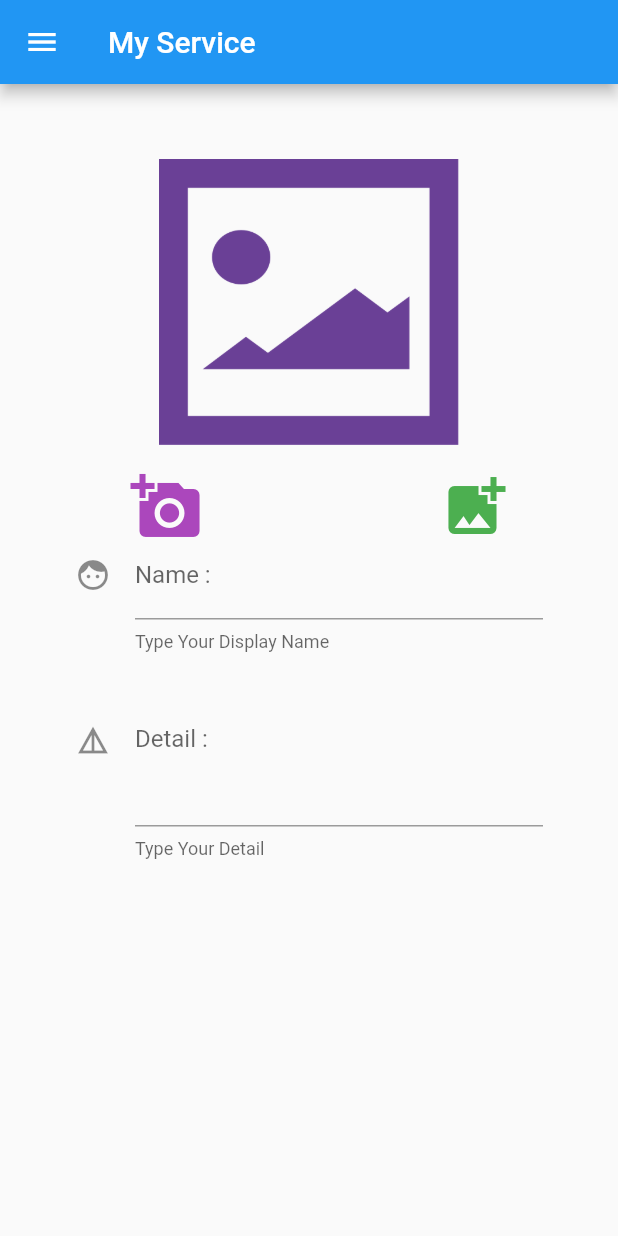
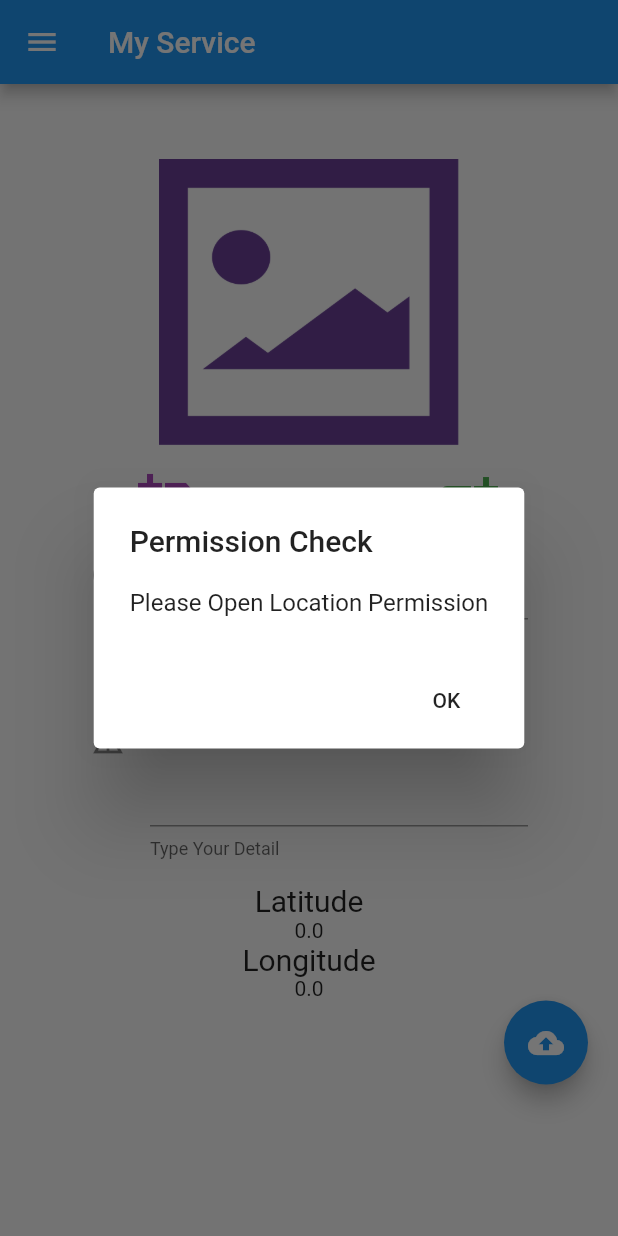
Before and after one commit to masterUNG/UngUnSeen, a Flutter app: the screen it shows after launch, after a tap on the "add a photo" icon, on a phone screen of 412 x 824 dp. Run offline on Flutter 3.47's test engine with Material 2 defaults, Android fonts, the phone set to English and light mode, and no system bars; our stand-ins replace image_picker, location.

Commit message:
Finish 30 Sep

```diff
--- a/lib/screens/form_page.dart
+++ b/lib/screens/form_page.dart
@@ -2,6 +2,7 @@ import 'dart:io';
 
 import 'package:flutter/material.dart';
 import 'package:image_picker/image_picker.dart';
+import 'package:location/location.dart';
 
 class FormPage extends StatefulWidget {
   @override
@@ -11,8 +12,42 @@ class FormPage extends StatefulWidget {
 class _FormPageState extends State<FormPage> {
   // Explicit
   File file;
+  double lat = 0, lng = 0;
+  bool imageBool = false; // false ==> Non Choose Image
+  final formKey = GlobalKey<FormState>();
+  String name, detail;
 
   // Method
+  @override
+  void initState() {
+    super.initState();
+    findLatLng();
+  }
+
+  Future<void> findLatLng() async {
+    var curentLocatoin = await findLocationData();
+
+    if (curentLocatoin == null) {
+      myAlert('Permission Check', 'Please Open Location Permission');
+    } else {
+      setState(() {
+        lat = curentLocatoin.latitude;
+        lng = curentLocatoin.longitude;
+      });
+    }
+  }
+
+  Future<LocationData> findLocationData() async {
+    var location = Location();
+
+    try {
+      return await location.getLocation();
+    } catch (e) {
+      print('Error = $e');
+      return null;
+    }
+  }
+
   Widget nameText() {
     return Container(
       margin: EdgeInsets.only(left: 50.0, right: 50.0),
@@ -22,7 +57,9 @@ class _FormPageState extends State<FormPage> {
           helperText: 'Type Your Display Name',
           hintText: 'English Only',
           icon: Icon(Icons.face),
-        ),
+        ),onSaved: (String value){
+          name = value.trim();
+        },
       ),
     );
   }
@@ -37,7 +74,9 @@ class _FormPageState extends State<FormPage> {
           labelText: 'Detail :',
           helperText: 'Type Your Detail',
           icon: Icon(Icons.details),
-        ),
+        ),onSaved: (String value){
+          detail = value.trim();
+        },
       ),
     );
   }
@@ -81,6 +120,7 @@ class _FormPageState extends State<FormPage> {
     var imageObject = await ImagePicker.pickImage(source: ImageSource.camera);
     setState(() {
       file = imageObject;
+      imageBool = true;
     });
   }
 
@@ -101,18 +141,97 @@ class _FormPageState extends State<FormPage> {
     var imageObject = await ImagePicker.pickImage(source: ImageSource.gallery);
     setState(() {
       file = imageObject;
+      imageBool = true;
+    });
+  }
+
+  Widget showLat() {
+    return Column(
+      children: <Widget>[
+        Text(
+          'Latitude',
+          style: TextStyle(fontSize: 20.0),
+        ),
+        Text('$lat')
+      ],
+    );
+  }
+
+  Widget showLng() {
+    return Column(
+      children: <Widget>[
+        Text(
+          'Longitude',
+          style: TextStyle(fontSize: 20.0),
+        ),
+        Text('$lng')
+      ],
+    );
+  }
+
+  Widget uploadValueButton() {
+    return Container(
+      margin: EdgeInsets.only(right: 10.0),
+      child: Row(
+        mainAxisAlignment: MainAxisAlignment.end,
+        children: <Widget>[
+          FloatingActionButton(
+            child: Icon(Icons.cloud_upload),
+            onPressed: () {
+              if (imageBool) {
+                formKey.currentState.save();
+                if ((name.isEmpty) || (detail.isEmpty)) {
+                  myAlert('Have Space', 'Please Fill Every Blank');
+                } else {
+
+                }
+              } else {
+                myAlert('Non Choose Image',
+                    'Please Choose Image From Camera or Gallery');
+              }
+            },
+          ),
+        ],
+      ),
+    );
+  }
+
+  void myAlert(String title, String message) {
+    showDialog(
+        context: context,
+        builder: (BuildContext context) {
+          return AlertDialog(
+            title: Text(title),
+            content: Text(message),
+            actions: <Widget>[
+              FlatButton(
+                child: Text('OK'),onPressed: (){
+                  Navigator.of(context).pop();
+                },
+              )
+            ],
+          );
         });
   }
 
   @override
   Widget build(BuildContext context) {
-    return ListView(
+    return Form(key: formKey,
+          child: ListView(
+        padding: EdgeInsets.only(bottom: 50.0, right: 10.0, left: 10.0),
         children: <Widget>[
           showImage(),
           showButton(),
           nameText(),
           detailText(),
+          SizedBox(
+            height: 16.0,
+          ),
+          showLat(),
+          showLng(),
+          uploadValueButton(),
         ],
+      ),
     );
   }
 }
```
Lines whose indentation alone changed are shown as unchanged.
